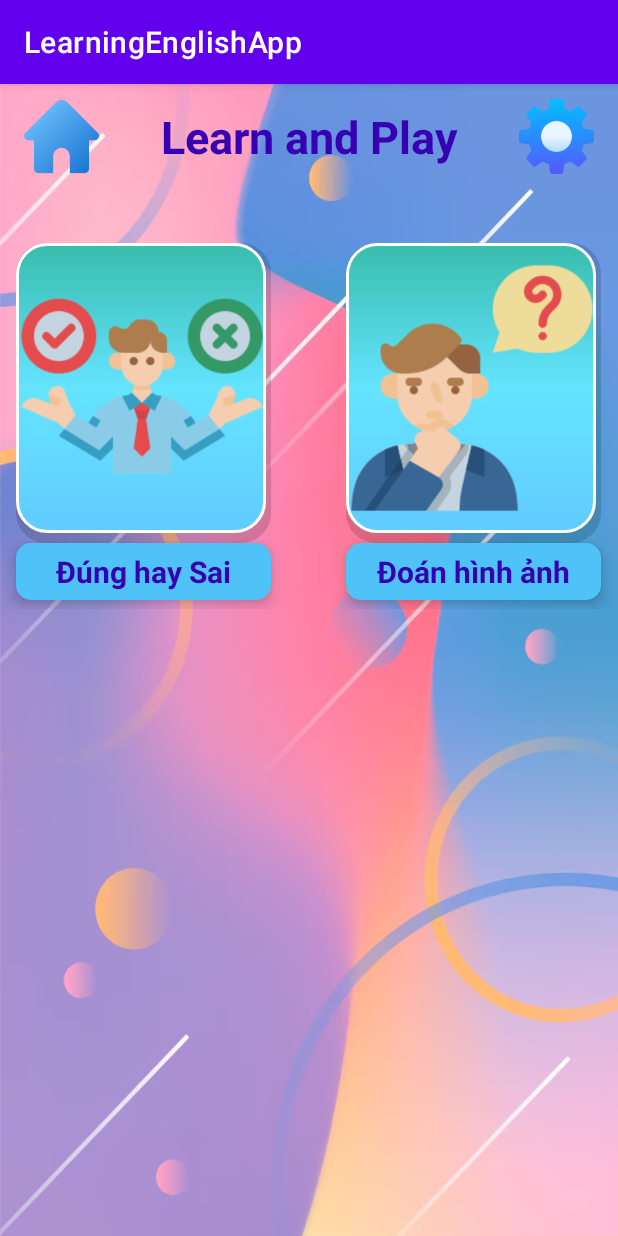
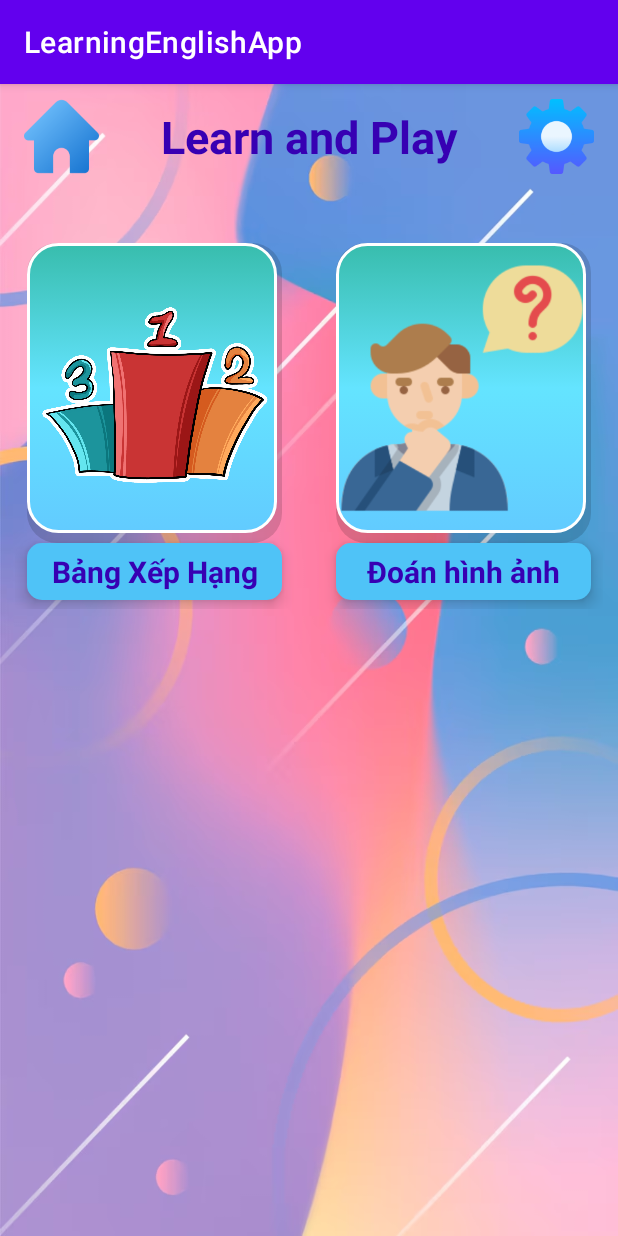
Before and after one commit to vovod/mobile-app, an Android app: the GameActivity screen opened directly, with no data from a screen before it, on a phone screen of 412 x 824 dp. Run offline under Robolectric (Android 15) with nearby library versions, the phone set to English and light mode, and no system bars.

Commit message:
Add files via upload

```diff
--- a/app/src/main/res/layout/activity_play_game.xml
+++ b/app/src/main/res/layout/activity_play_game.xml
@@ -37,7 +37,6 @@
             android:text="Learn and Play"
             android:textStyle="bold"
             android:textColor="@color/purple_700"
-
             android:textSize="30sp"
             app:layout_constraintBottom_toBottomOf="parent"
             app:layout_constraintEnd_toStartOf="@+id/btnSettingGame"
@@ -69,24 +68,31 @@
         android:layout_height="wrap_content"
         android:gravity="center"
         android:layout_marginTop="30dp"
-        android:orientation="horizontal">
+        android:orientation="horizontal"
+        android:baselineAligned="false">
 
         <LinearLayout
-            android:id="@+id/item1"
-            android:layout_width="200dp"
+            android:id="@+id/item_leaderboard_button_container"
+            android:layout_width="0dp"
             android:layout_height="250dp"
+            android:layout_weight="1"
             android:layout_marginHorizontal="10dp"
             android:gravity="center"
-            android:orientation="vertical">
+            android:orientation="vertical"
+            android:clickable="true"
+            android:focusable="true"
+            android:background="?android:attr/selectableItemBackground">
 
             <ImageButton
-                android:id="@+id/igbYesNo"
+                android:id="@+id/igbShowLeaderboard"
                 android:layout_width="170dp"
                 android:layout_height="200dp"
                 android:background="@drawable/item_shadow"
                 android:scaleType="centerCrop"
-                android:src="@drawable/yesno"
-                android:contentDescription="Đúng hay Sai"/>
+                android:src="@drawable/bxh"
+                android:contentDescription="Bảng Xếp Hạng"
+                android:clickable="false"
+                android:focusable="false"/>
 
             <TextView
                 android:layout_width="170dp"
@@ -95,18 +101,18 @@
                 android:elevation="6dp"
                 android:gravity="center"
                 android:padding="5dp"
-                android:text="Đúng hay Sai"
+                android:text="Bảng Xếp Hạng"
                 android:textAllCaps="false"
                 android:textColor="@color/purple_700"
                 android:textSize="20sp"
                 android:textStyle="bold" />
-
         </LinearLayout>
 
         <LinearLayout
             android:id="@+id/item2"
-            android:layout_width="200dp"
+            android:layout_width="0dp"
             android:layout_height="250dp"
+            android:layout_weight="1"
             android:layout_marginHorizontal="10dp"
             android:gravity="center"
             android:orientation="vertical">
@@ -132,11 +138,6 @@
                 android:textColor="@color/purple_700"
                 android:textSize="20sp"
                 android:textStyle="bold" />
-
         </LinearLayout>
-
     </LinearLayout>
-
-
-
 </LinearLayout>
```
Also changed, not shown: app/src/main/res/layout/dialog_leaderboard.xml (added, +36 -0 lines), app/src/main/res/drawable/bxh.png (added).
